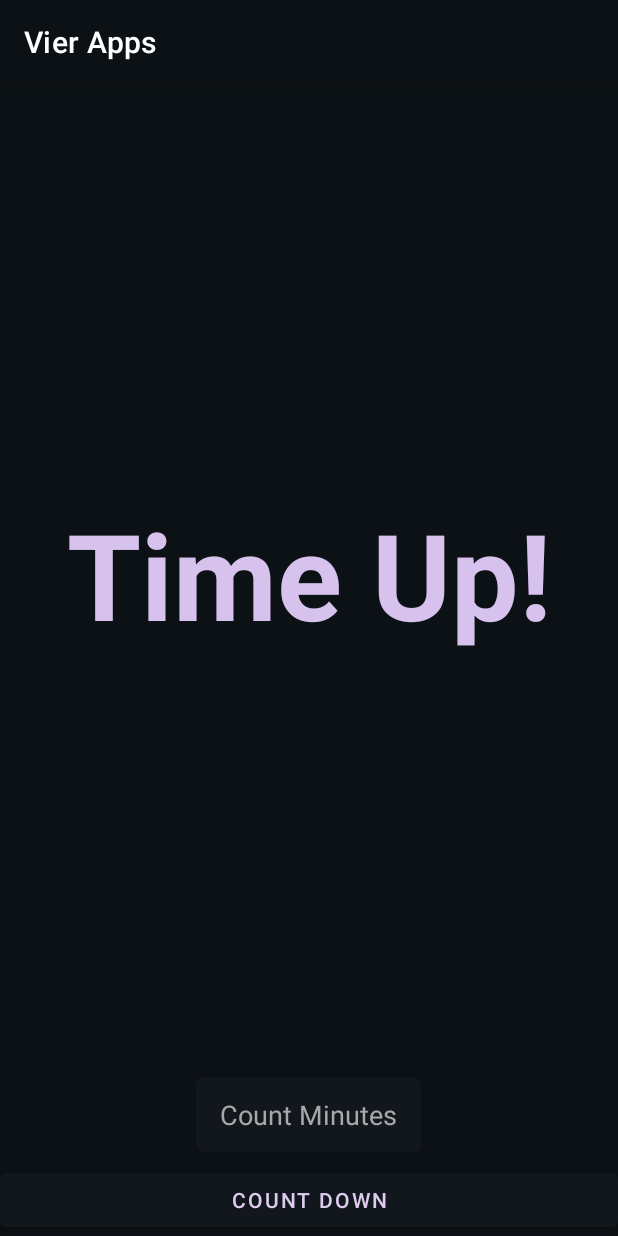
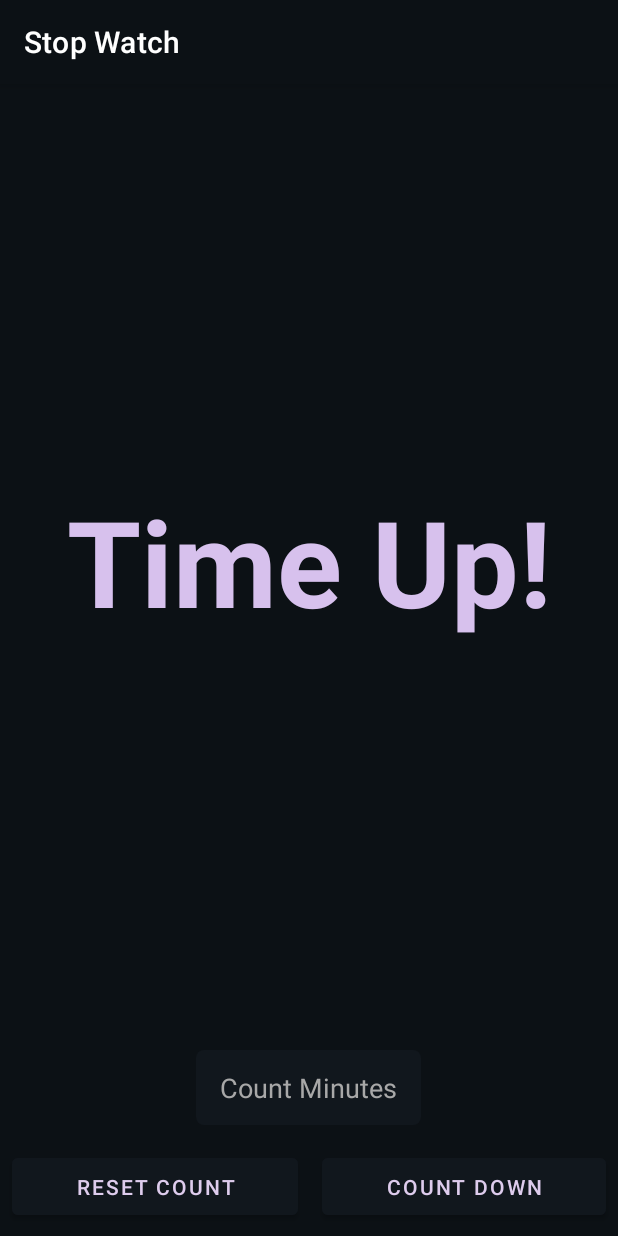
Before and after one commit to mahmoudk1000/univ_midterm_mobile_project, an Android app: the StopActivity screen opened directly, with no data from a screen before it, after a tap on "COUNT DOWN", on a phone screen of 412 x 824 dp. Run offline under Robolectric (Android 15) with nearby library versions, the phone set to English and light mode, and no system bars; 1 statement that could not run was skipped.

Commit message:
Get ready for 2.0

```diff
--- a/app/src/main/AndroidManifest.xml
+++ b/app/src/main/AndroidManifest.xml
@@ -19,24 +19,28 @@
             </intent-filter>
         </activity>
         <activity android:name=".CounterActivity"
+            android:label="@string/counter_app"
             android:exported="true">
             <intent-filter>
                 <action android:name="android.intent.action.MAIN" />
             </intent-filter>
         </activity>
         <activity android:name=".RandomActivity"
+            android:label="@string/random_app"
             android:exported="true">
             <intent-filter>
                 <action android:name="android.intent.action.MAIN" />
             </intent-filter>
         </activity>
         <activity android:name=".StopActivity"
+            android:label="@string/stop_app"
             android:exported="true">
             <intent-filter>
                 <action android:name="android.intent.action.MAIN" />
             </intent-filter>
         </activity>
         <activity android:name=".DateActivity"
+            android:label="@string/date_app"
             android:exported="true">
             <intent-filter>
                 <action android:name="android.intent.action.MAIN" />
--- a/app/src/main/java/com/example/vierapps/StopActivity.java
+++ b/app/src/main/java/com/example/vierapps/StopActivity.java
@@ -11,21 +11,28 @@ import androidx.appcompat.app.AppCompatActivity;
 import java.util.concurrent.TimeUnit;
 
 public class StopActivity extends AppCompatActivity {
+    public CountDownTimer meinCountDownTimer;
+
     @Override
     protected void onCreate(Bundle savedInstanceState) {
         super.onCreate(savedInstanceState);
         setContentView(R.layout.stop_activity);
     }
 
-    public void countDown(View view) {
-        EditText count_down_value = (EditText) findViewById(R.id.count_down_value);
+    public void countDownTimerFun(boolean decide) {
+        EditText count_down_value = findViewById(R.id.count_down_value);
         String count_down_in_minutes = count_down_value.getText().toString();
         int final_count_down_in_minutes = Integer.parseInt(count_down_in_minutes);
+        TextView show_count_down = findViewById(R.id.show_count_down);
 
-        TextView show_count_down = (TextView) findViewById(R.id.show_count_down);
-        int milliseconds = final_count_down_in_minutes * 60 * 1000;
+        int milliseconds;
+        if (decide){
+            milliseconds = final_count_down_in_minutes * 60 * 1000;
+        }else{
+            milliseconds = 0;
+        }
 
-        CountDownTimer countDownTimer = new CountDownTimer(milliseconds, 1000) {
+        meinCountDownTimer = new CountDownTimer(milliseconds, 1000) {
             @Override
             public void onTick(long millisUntilFinished) {
                 show_count_down.setText(String.format("%02d:%02d",
@@ -38,9 +45,20 @@ public class StopActivity extends AppCompatActivity {
                 show_count_down.setText(R.string.time_up);
             }
         };
-        if(view.getId() == R.id.count_down)
-            countDownTimer.start();
-        else if(view.getId() == R.id.count_down)
-            countDownTimer.cancel();
+    }
+    public void start_countDown(View view) {
+        if(view.getId() == R.id.start_count_down) {
+            countDownTimerFun(true);
+            meinCountDownTimer.start();
+        }
+    }
+
+    public void stop_countDown(View view) {
+        if(view.getId() == R.id.stop_count_down) {
+            TextView show_count_down = findViewById(R.id.show_count_down);
+            meinCountDownTimer.cancel();
+            countDownTimerFun(false);
+            show_count_down.setText("00:00");
+        }
     }
 }
--- a/app/src/main/res/layout/stop_activity.xml
+++ b/app/src/main/res/layout/stop_activity.xml
@@ -35,13 +35,31 @@
         android:inputType="number"
         android:autofillHints="Minutes, Kek!" />
 
-    <Button
-    android:id="@+id/count_down"
-    android:layout_width="match_parent"
-    android:layout_height="wrap_content"
-    android:backgroundTint="@color/background"
-    android:onClick="countDown"
-    android:text="@string/count_down"
-    android:textColor="@color/foreground"
-    tools:layout_editor_absoluteX="8dp" />
+    <LinearLayout
+        android:layout_width="match_parent"
+        android:layout_height="wrap_content"
+        android:orientation="horizontal">
+
+        <Button
+            android:id="@+id/stop_count_down"
+            android:layout_width="wrap_content"
+            android:layout_height="50dp"
+            android:layout_weight="1"
+            android:layout_margin="8dp"
+            android:onClick="stop_countDown"
+            android:backgroundTint="@color/background"
+            android:text="@string/reset_countDown"
+            android:textColor="@color/foreground" />
+
+        <Button
+            android:id="@+id/start_count_down"
+            android:layout_width="wrap_content"
+            android:layout_height="50dp"
+            android:layout_weight="1"
+            android:layout_margin="8dp"
+            android:backgroundTint="@color/background"
+            android:onClick="start_countDown"
+            android:text="@string/count_down"
+            android:textColor="@color/foreground" />
+    </LinearLayout>
 </LinearLayout>
--- a/app/src/main/res/values/strings.xml
+++ b/app/src/main/res/values/strings.xml
@@ -19,4 +19,5 @@
     <string name="life">You Have Lived For!</string>
     <string name="count_in_minute">Count Minutes</string>
     <string name="time_up">Time Up!</string>
+    <string name="reset_countDown">Reset Count</string>
 </resources>
```
Also changed, not shown: app/src/main/java/com/example/vierapps/DateActivity.java (+10 -10 lines), app/src/main/res/layout/date_activity.xml (+3 -4 lines).
